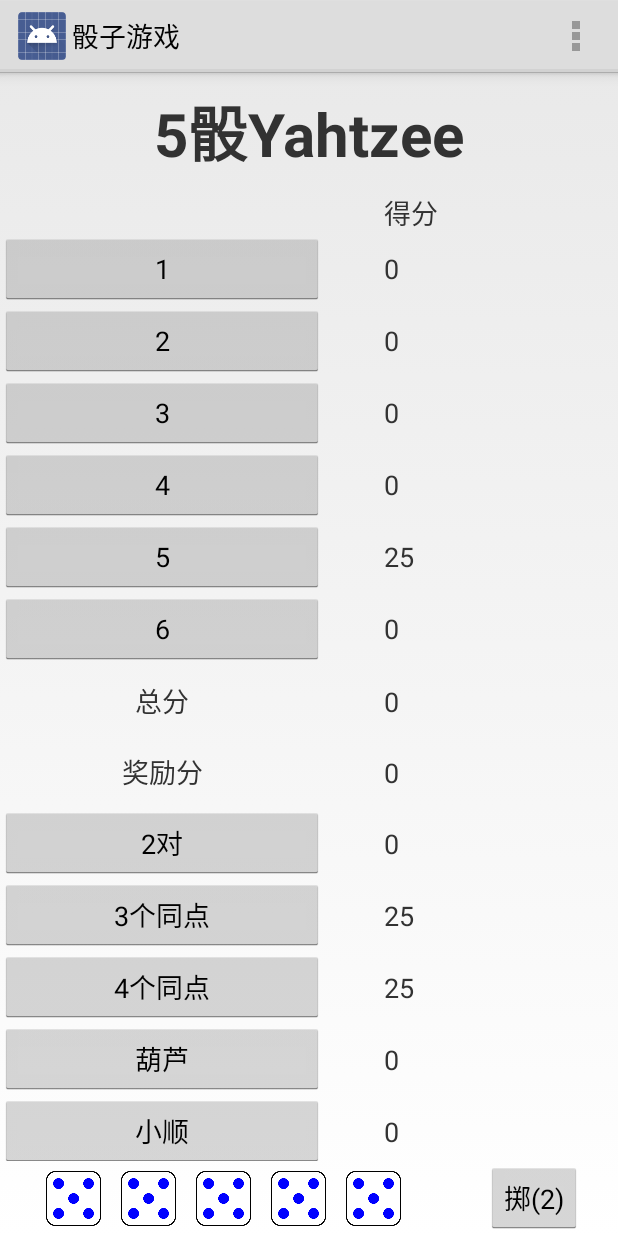
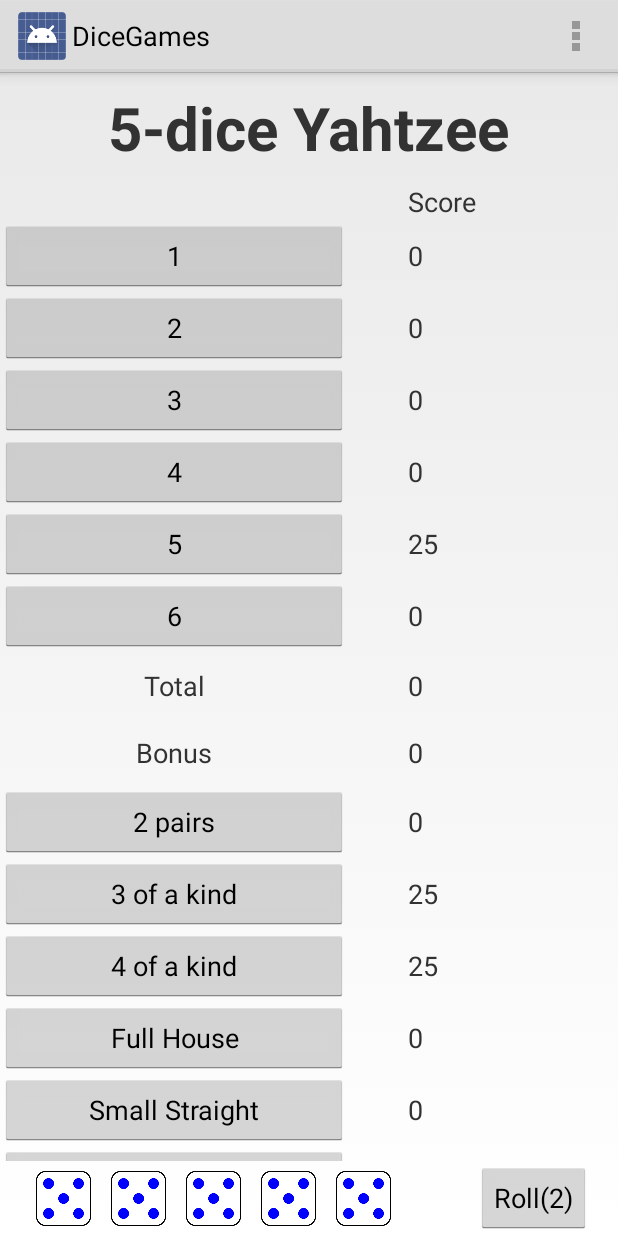
Before and after one commit to ZZy979/DiceGames-Android, an Android app: the screen it shows after launch (MainActivity), on a phone screen of 412 x 824 dp. Run offline under Robolectric (Android 15) with nearby library versions, the phone set to English and light mode, and no system bars.

Commit message:
字符串默认翻译改为英文

```diff
--- a/app/src/main/res/values/strings.xml
+++ b/app/src/main/res/values/strings.xml
@@ -1,34 +1,34 @@
 <?xml version="1.0" encoding="utf-8"?>
 <resources>
-    <string name="app_name">骰子游戏</string>
+    <string name="app_name">DiceGames</string>
 
-    <string name="fiveYahtzee">5骰Yahtzee</string>
-    <string name="sixYahtzee">6骰Yahtzee</string>
+    <string name="fiveYahtzee">5-dice Yahtzee</string>
+    <string name="sixYahtzee">6-dice Yahtzee</string>
     <string name="balut">Balut</string>
-    <string name="liarDice">大话骰子</string>
-    <string name="rollADice">掷骰子</string>
+    <string name="liarDice">Liar dice</string>
+    <string name="rollADice">Roll-a-dice</string>
     <string name="farkle">Farkle</string>
 
-    <string name="newGame">新游戏</string>
-    <string name="gameType">游戏类型</string>
-    <string name="help">帮助</string>
-    <string name="highScores">最高分</string>
-    <string name="cmd">？？？</string>
-    <string name="selectGameType">请选择游戏类型</string>
-    <string name="quitPrompt">再按一次退出骰子游戏</string>
+    <string name="newGame">New Game</string>
+    <string name="gameType">Game Type</string>
+    <string name="help">Help</string>
+    <string name="highScores">High Scores</string>
+    <string name="cmd">\?\?\?</string>
+    <string name="selectGameType">Please select game type</string>
+    <string name="quitPrompt">Click again to exit</string>
 
-    <string name="roll">掷</string>
-    <string name="ok">确定</string>
-    <string name="cancel">取消</string>
-    <string name="activate">激活</string>
+    <string name="roll">Roll</string>
+    <string name="ok">OK</string>
+    <string name="cancel">Cancel</string>
+    <string name="activate">Activate</string>
 
-    <string name="diceWindow">骰子窗口</string>
-    <string name="activateRollButton">激活\"Roll\"按钮</string>
-    <string name="diceCount">骰子个数</string>
-    <string name="rollTimes">掷骰子次数</string>
-    <string name="diceNumbers">骰子点数</string>
-    <string name="wrongDiceNumber">点数必须在1~6之间</string>
-    <string name="wrongFormat">格式错误</string>
+    <string name="diceWindow">Dice Window</string>
+    <string name="activateRollButton">Activate \"Roll\" Button</string>
+    <string name="diceCount">Number of Dice</string>
+    <string name="rollTimes">Roll Times</string>
+    <string name="diceNumbers">Numbers Shown on Dice</string>
+    <string name="wrongDiceNumber">Dice number must be between 1 and 6</string>
+    <string name="wrongFormat">Wrong format</string>
 
     <string name="s1">1</string>
     <string name="s2">2</string>
@@ -36,62 +36,62 @@
     <string name="s4">4</string>
     <string name="s5">5</string>
     <string name="s6">6</string>
-    <string name="s1p">1对</string>
-    <string name="s2p">2对</string>
-    <string name="s3p">3对</string>
-    <string name="s3e">3个同点</string>
-    <string name="s4e">4个同点</string>
-    <string name="s5e">5个同点</string>
-    <string name="straight">连顺</string>
-    <string name="smallStraight">小顺</string>
-    <string name="largeStraight">大顺</string>
-    <string name="fullStraight">全连顺</string>
-    <string name="fullHouse">葫芦</string>
-    <string name="hut">小屋</string>
-    <string name="house">房子</string>
-    <string name="tower">高楼</string>
-    <string name="chance">点数全加</string>
-    <string name="choice">选择</string>
+    <string name="s1p">1 pair</string>
+    <string name="s2p">2 pairs</string>
+    <string name="s3p">3 pairs</string>
+    <string name="s3e">3 of a kind</string>
+    <string name="s4e">4 of a kind</string>
+    <string name="s5e">5 of a kind</string>
+    <string name="straight">Straight</string>
+    <string name="smallStraight">Small Straight</string>
+    <string name="largeStraight">Large Straight</string>
+    <string name="fullStraight">Full Straight</string>
+    <string name="fullHouse">Full House</string>
+    <string name="hut">Hut</string>
+    <string name="house">House</string>
+    <string name="tower">Tower</string>
+    <string name="chance">Chance</string>
+    <string name="choice">Choice</string>
     <string name="yahtzee">Yahtzee</string>
-    <string name="score">得分</string>
-    <string name="total">总分</string>
-    <string name="bonus">奖励分</string>
-    <string name="gameTotal">游戏总分</string>
+    <string name="score">Score</string>
+    <string name="total">Total</string>
+    <string name="bonus">Bonus</string>
+    <string name="gameTotal">Game Total</string>
 
-    <string name="gameOver">游戏结束</string>
-    <string name="newHighScore">新最高分</string>
-    <string name="nthPlace">第%s名</string>
+    <string name="gameOver">Game Over</string>
+    <string name="newHighScore">New high score</string>
+    <string name="nthPlace">%s place</string>
 
-    <string name="playerYou">你</string>
-    <string name="playerCPU">计算机</string>
-    <string name="currentTurnScore">本轮得分</string>
-    <string name="bank">保存</string>
-    <string name="logYourTurn">轮到你</string>
-    <string name="logCPUsTurn">轮到计算机</string>
-    <string name="logStartingScore">开始得分：%d</string>
-    <string name="logDiceRolled">掷骰子结果：%s</string>
-    <string name="logDiceKept">保留骰子：%s</string>
-    <string name="logHotDice">Hot Dice! 本轮得分加%d，再掷一次</string>
+    <string name="playerYou">You</string>
+    <string name="playerCPU">CPU</string>
+    <string name="currentTurnScore">Current Turn Score</string>
+    <string name="bank">Bank</string>
+    <string name="logYourTurn">Your turn</string>
+    <string name="logCPUsTurn">CPU\'s turn</string>
+    <string name="logStartingScore">Starting score: %d</string>
+    <string name="logDiceRolled">Dice rolled: %s</string>
+    <string name="logDiceKept">Dice kept: %s</string>
+    <string name="logHotDice">Hot Dice! Adding %d to current turn score. Roll dice again.</string>
     <string name="logFarkled">Farkled!</string>
-    <string name="logFinishTurn">本轮结束，本轮得分：%d</string>
-    <string name="logYouWin">你赢了！</string>
-    <string name="logCPUWins">计算机赢了</string>
+    <string name="logFinishTurn">Finishing turn. Score for current turn: %d</string>
+    <string name="logYouWin">You win!</string>
+    <string name="logCPUWins">CPU wins</string>
 
-    <string name="top10">前10名</string>
-    <string name="nothing">暂无</string>
-    <string name="statistics">统计数据</string>
-    <string name="gamesPlayed">局数</string>
-    <string name="maxScore">最高分</string>
-    <string name="minScore">最低分</string>
-    <string name="averageScore">平均分</string>
-    <string name="gotBonus">得到奖励分</string>
-    <string name="gotYahtzee">得到Yahtzee</string>
-    <string name="gotBalut">得到Balut</string>
-    <string name="wonGames">获胜局数</string>
-    <string name="winRate">胜率</string>
+    <string name="top10">Top 10</string>
+    <string name="nothing">Nothing yet</string>
+    <string name="statistics">Statistics</string>
+    <string name="gamesPlayed">Games played</string>
+    <string name="maxScore">Maximum score</string>
+    <string name="minScore">Minimum score</string>
+    <string name="averageScore">Average score</string>
+    <string name="gotBonus">Got bonus</string>
+    <string name="gotYahtzee">Got Yahtzee</string>
+    <string name="gotBalut">Got Balut</string>
+    <string name="wonGames">Won games</string>
+    <string name="winRate">Win rate</string>
 
-    <string name="importScoresSuccess">得分数据导入成功</string>
-    <string name="exportScoresSuccess">得分数据已成功导出到%s</string>
-    <string name="zzy">赵正阳</string>
-    <string name="cmdList">命令列表</string>
+    <string name="importScoresSuccess">Scores successfully imported</string>
+    <string name="exportScoresSuccess">Scores successfully exported to %s</string>
+    <string name="zzy">Zhao Zhengyang</string>
+    <string name="cmdList">cmd list</string>
 </resources>
```
Also changed, not shown: 3 other files.
